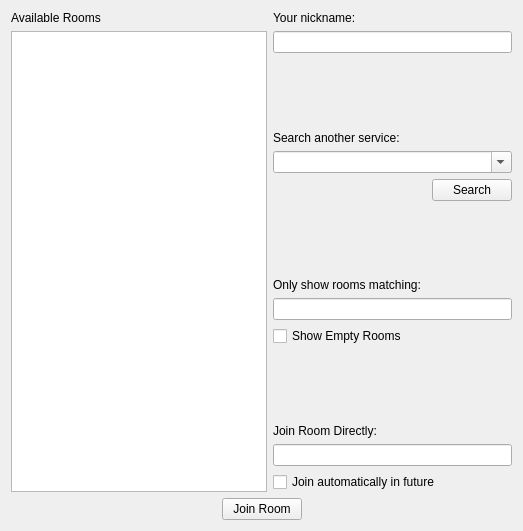
This is Swift/QtUI/MUCSearch/QtMUCSearchWindow.ui in swift/swift as Qt 5 draws it before an edit. The edited form follows.
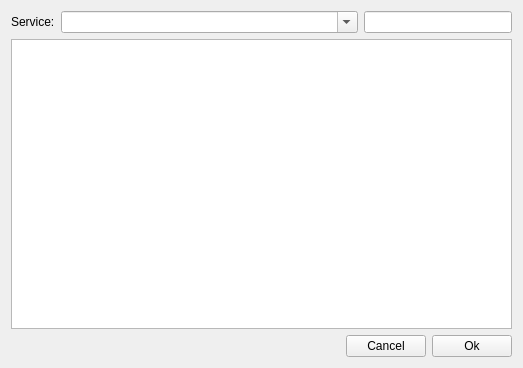
This is the edited form.

Commit message: Use a dedicated Join MUC dialog.

The edit to the form file:
```diff
--- a/Swift/QtUI/MUCSearch/QtMUCSearchWindow.ui
+++ b/Swift/QtUI/MUCSearch/QtMUCSearchWindow.ui
@@ -1,86 +1,59 @@
 <?xml version="1.0" encoding="UTF-8"?>
 <ui version="4.0">
  <class>QtMUCSearchWindow</class>
- <widget class="QWidget" name="QtMUCSearchWindow">
+ <widget class="QDialog" name="QtMUCSearchWindow">
   <property name="geometry">
    <rect>
     <x>0</x>
     <y>0</y>
     <width>523</width>
-    <height>531</height>
+    <height>368</height>
    </rect>
   </property>
-  <property name="sizePolicy">
-   <sizepolicy hsizetype="Expanding" vsizetype="Expanding">
-    <horstretch>0</horstretch>
-    <verstretch>0</verstretch>
-   </sizepolicy>
-  </property>
   <property name="windowTitle">
    <string>Find Room</string>
   </property>
-  <layout class="QVBoxLayout" name="verticalLayout_4">
-   <item>
-    <layout class="QVBoxLayout" name="verticalLayout_3">
-     <property name="sizeConstraint">
-      <enum>QLayout::SetDefaultConstraint</enum>
-     </property>
-     <item>
-      <layout class="QHBoxLayout" name="horizontalLayout_2">
-       <item>
-        <layout class="QVBoxLayout" name="verticalLayout">
-         <item>
-          <widget class="QLabel" name="label">
-           <property name="text">
-            <string>Available Rooms</string>
-           </property>
-          </widget>
-         </item>
-         <item>
-          <widget class="QTreeView" name="results_"/>
-         </item>
-        </layout>
-       </item>
-       <item>
-        <layout class="QVBoxLayout" name="verticalLayout_2">
-         <item>
-          <widget class="QLabel" name="label_5">
-           <property name="text">
-            <string>Your nickname:</string>
-           </property>
-          </widget>
-         </item>
-         <item>
-          <widget class="QLineEdit" name="nickName_"/>
-         </item>
-         <item>
-          <spacer name="verticalSpacer">
-           <property name="orientation">
-            <enum>Qt::Vertical</enum>
-           </property>
-           <property name="sizeHint" stdset="0">
-            <size>
-             <width>20</width>
-             <height>40</height>
-            </size>
-           </property>
-          </spacer>
-         </item>
-         <item>
+  <layout class="QGridLayout" name="gridLayout">
+   <item row="0" column="0">
           <widget class="QLabel" name="label_2">
            <property name="text">
-            <string>Search another service:</string>
+      <string>Service:</string>
            </property>
           </widget>
          </item>
-         <item>
+   <item row="0" column="1">
           <widget class="QComboBox" name="service_">
+     <property name="sizePolicy">
+      <sizepolicy hsizetype="Expanding" vsizetype="Fixed">
+       <horstretch>2</horstretch>
+       <verstretch>0</verstretch>
+      </sizepolicy>
+     </property>
            <property name="editable">
             <bool>true</bool>
            </property>
           </widget>
          </item>
-         <item>
+   <item row="0" column="2">
+    <widget class="QLineEdit" name="filter_">
+     <property name="sizePolicy">
+      <sizepolicy hsizetype="Expanding" vsizetype="Fixed">
+       <horstretch>1</horstretch>
+       <verstretch>0</verstretch>
+      </sizepolicy>
+     </property>
+     <property name="text">
+      <string/>
+     </property>
+     <property name="frame">
+      <bool>true</bool>
+     </property>
+    </widget>
+   </item>
+   <item row="1" column="0" colspan="3">
+    <widget class="QTreeView" name="results_"/>
+   </item>
+   <item row="2" column="0" colspan="3">
           <layout class="QHBoxLayout" name="horizontalLayout">
            <item>
             <spacer name="horizontalSpacer">
@@ -98,115 +71,22 @@
            <item>
             <widget class="QPushButton" name="searchButton_">
              <property name="text">
-              <string>Search</string>
-             </property>
-            </widget>
-           </item>
-          </layout>
-         </item>
-         <item>
-          <spacer name="verticalSpacer_2">
-           <property name="orientation">
-            <enum>Qt::Vertical</enum>
-           </property>
-           <property name="sizeHint" stdset="0">
-            <size>
-             <width>20</width>
-             <height>40</height>
-            </size>
-           </property>
-          </spacer>
-         </item>
-         <item>
-          <widget class="QLabel" name="filterLabel_">
-           <property name="text">
-            <string>Only show rooms matching:</string>
-           </property>
+        <string>Cancel</string>
+       </property>
+       <property name="autoDefault">
+        <bool>false</bool>
+       </property>
           </widget>
          </item>
          <item>
-          <widget class="QLineEdit" name="filter_"/>
-         </item>
-         <item>
-          <widget class="QCheckBox" name="showEmptyRooms_">
-           <property name="enabled">
-            <bool>true</bool>
-           </property>
+      <widget class="QPushButton" name="okButton">
            <property name="text">
-            <string>Show Empty Rooms</string>
-           </property>
-          </widget>
-         </item>
-         <item>
-          <spacer name="verticalSpacer_3">
-           <property name="orientation">
-            <enum>Qt::Vertical</enum>
-           </property>
-           <property name="sizeHint" stdset="0">
-            <size>
-             <width>20</width>
-             <height>18</height>
-            </size>
-           </property>
-          </spacer>
-         </item>
-         <item>
-          <widget class="QLabel" name="label_4">
-           <property name="text">
-            <string>Join Room Directly:</string>
-           </property>
-          </widget>
-         </item>
-         <item>
-          <widget class="QLineEdit" name="room_"/>
-         </item>
-         <item>
-          <widget class="QCheckBox" name="joinAutomatically_">
-           <property name="text">
-            <string>Join automatically in future</string>
-           </property>
-          </widget>
-         </item>
-        </layout>
-       </item>
-      </layout>
-     </item>
-     <item>
-      <layout class="QHBoxLayout" name="horizontalLayout_3">
-       <item>
-        <spacer name="horizontalSpacer_2">
-         <property name="orientation">
-          <enum>Qt::Horizontal</enum>
-         </property>
-         <property name="sizeHint" stdset="0">
-          <size>
-           <width>40</width>
-           <height>20</height>
-          </size>
-         </property>
-        </spacer>
-       </item>
-       <item>
-        <widget class="QPushButton" name="joinButton_">
-         <property name="text">
-          <string>Join Room</string>
-         </property>
-        </widget>
-       </item>
-       <item>
-        <spacer name="horizontalSpacer_3">
-         <property name="orientation">
-          <enum>Qt::Horizontal</enum>
-         </property>
-         <property name="sizeHint" stdset="0">
-          <size>
-           <width>40</width>
-           <height>20</height>
-          </size>
-         </property>
-        </spacer>
-       </item>
-      </layout>
+        <string>Ok</string>
+       </property>
+       <property name="autoDefault">
+        <bool>false</bool>
+       </property>
+      </widget>
      </item>
     </layout>
    </item>
```
Left out of the diff: 4 changed lines with no effect on the pictures. Lines whose indentation alone changed are shown as unchanged. The commit also changes 30 other files.
